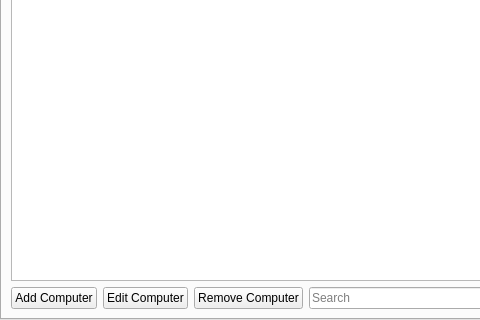
Qt form Verklegt2014/mainwindow.ui (Tagl/Verklegt2014) before a commit; both pictures show x 0 to 480 and y 280 to 600 of the 800 by 600 pixel window.
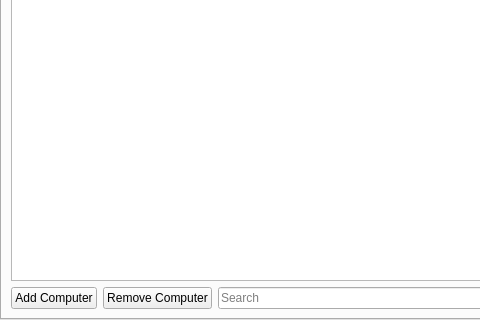
The same form after that commit.

What changed in the file:
```diff
--- a/Verklegt2014/mainwindow.ui
+++ b/Verklegt2014/mainwindow.ui
@@ -154,13 +154,6 @@
             </property>
            </widget>
           </item>
-          <item>
-           <widget class="QPushButton" name="EditComputer">
-            <property name="text">
-             <string>Edit Computer</string>
-            </property>
-           </widget>
-          </item>
           <item>
            <widget class="QPushButton" name="RemoveComputer">
             <property name="text">
```
